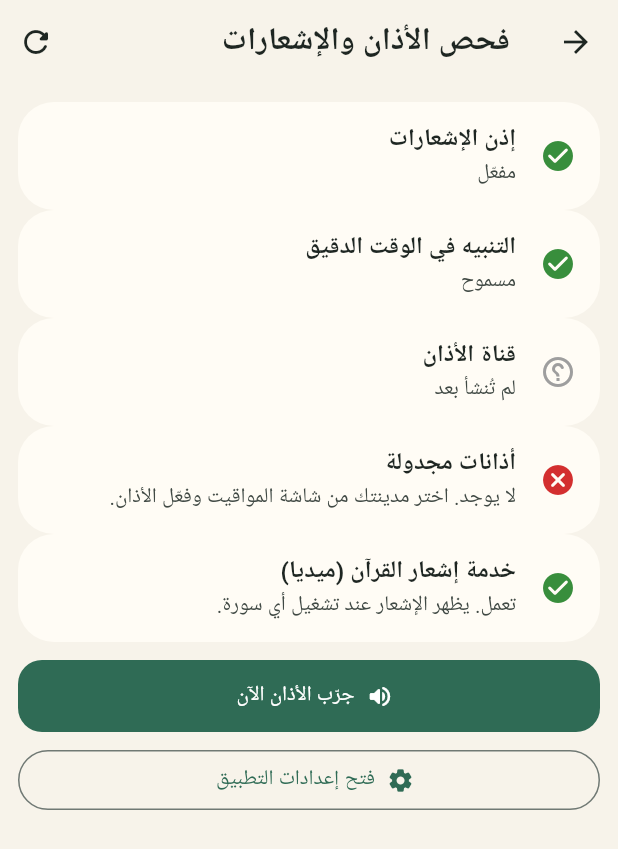
After one commit to dev-mohamed-abdalnabi/devx, a Flutter app: the NotificationCheckScreen screen opened directly, after a tap on "جرّب الأذان الآن", on a phone screen of 412 x 824 dp. The commit adds this screen. Shown: the top 849 px of the screen. Run offline on Flutter 3.47's test engine with Material 3 defaults, Android fonts, the phone set to English and light mode, and no system bars; our stand-ins replace flutter_compass, flutter_local_notifications, flutter_timezone, geolocator, google_mobile_ads, just_audio and 4 more; missing offline and left inert: just_audio_platform_interface; accounts and stored records are empty; Roboto replaces fonts that are missing (Tajawal).

Commit message:
Fix media notification artwork and adhan channel; add notification check screen

```diff
--- /dev/null
+++ b/lib/features/prayer/notification_check_screen.dart
@@ -0,0 +1,146 @@
+import 'package:flutter/material.dart';
+import 'package:geolocator/geolocator.dart';
+
+import '../../providers/notification_service.dart';
+import '../../providers/quran_audio_provider.dart';
+
+/// شاشة فحص بسيطة: تقول بالضبط لماذا لا يظهر إشعار الميديا أو لا يعمل الأذان.
+class NotificationCheckScreen extends StatefulWidget {
+  const NotificationCheckScreen({super.key});
+
+  @override
+  State<NotificationCheckScreen> createState() =>
+      _NotificationCheckScreenState();
+}
+
+class _NotificationCheckScreenState extends State<NotificationCheckScreen> {
+  late Future<NotificationStatus> _status = NotificationService.status();
+
+  void _refresh() => setState(() => _status = NotificationService.status());
+
+  Widget _row({
+    required bool? ok,
+    required String title,
+    required String detail,
+    Widget? action,
+  }) {
+    final color = ok == null
+        ? Colors.grey
+        : (ok ? Colors.green.shade700 : Colors.red.shade700);
+    return Card(
+      child: ListTile(
+        leading: Icon(
+          ok == null
+              ? Icons.help_outline_rounded
+              : (ok ? Icons.check_circle_rounded : Icons.cancel_rounded),
+          color: color,
+        ),
+        title: Text(title, style: const TextStyle(fontWeight: FontWeight.w700)),
+        subtitle: Text(detail),
+        trailing: action,
+        isThreeLine: detail.length > 60,
+      ),
+    );
+  }
+
+  @override
+  Widget build(BuildContext context) {
+    final mediaError = QuranAudioProvider.backgroundInitError;
+    return Scaffold(
+      appBar: AppBar(
+        title: const Text('فحص الأذان والإشعارات'),
+        actions: [
+          IconButton(
+            tooltip: 'تحديث',
+            icon: const Icon(Icons.refresh_rounded),
+            onPressed: _refresh,
+          ),
+        ],
+      ),
+      body: FutureBuilder<NotificationStatus>(
+        future: _status,
+        builder: (context, snap) {
+          if (!snap.hasData) {
+            return const Center(child: CircularProgressIndicator());
+          }
+          final s = snap.data!;
+          return ListView(
+            padding: const EdgeInsets.all(12),
+            children: [
+              _row(
+                ok: s.notificationsEnabled,
+                title: 'إذن الإشعارات',
+                detail: s.notificationsEnabled == false
+                    ? 'مغلق. بدونه لن يظهر إشعار الميديا ولن يعمل الأذان. افتح إعدادات التطبيق ← الإشعارات ← فعّلها.'
+                    : 'مفعّل',
+                action: s.notificationsEnabled == false
+                    ? TextButton(
+                        onPressed: () => Geolocator.openAppSettings(),
+                        child: const Text('الإعدادات'),
+                      )
+                    : null,
+              ),
+              _row(
+                ok: s.exactAlarms,
+                title: 'التنبيه في الوقت الدقيق',
+                detail: s.exactAlarms == false
+                    ? 'غير مسموح؛ قد يتأخر الأذان. اسمح بـ «المنبهات والتذكيرات».'
+                    : 'مسموح',
+                action: s.exactAlarms == false
+                    ? TextButton(
+                        onPressed: () async {
+                          await NotificationService.requestExactPermission();
+                          _refresh();
+                        },
+                        child: const Text('السماح'),
+                      )
+                    : null,
+              ),
+              _row(
+                ok: s.adhanChannel == null ? null : s.adhanChannel == 'مفعّلة',
+                title: 'قناة الأذان',
+                detail: s.adhanChannel ?? 'لم تُنشأ بعد',
+              ),
+              _row(
+                ok: s.pending > 0,
+                title: 'أذانات مجدولة',
+                detail: s.pending > 0
+                    ? '${s.pending} تنبيه في الانتظار'
+                    : 'لا يوجد. اختر مدينتك من شاشة المواقيت وفعّل الأذان.',
+              ),
+              _row(
+                ok: mediaError == null,
+                title: 'خدمة إشعار القرآن (ميديا)',
+                detail: mediaError == null
+                    ? 'تعمل. يظهر الإشعار عند تشغيل أي سورة.'
+                    : 'فشلت التهيئة: $mediaError',
+              ),
+              const SizedBox(height: 12),
+              FilledButton.icon(
+                onPressed: () async {
+                  try {
+                    await NotificationService.testAdhanNow();
+                  } catch (e) {
+                    if (context.mounted) {
+                      ScaffoldMessenger.of(context).showSnackBar(
+                        SnackBar(content: Text('تعذّر عرض الإشعار: $e')),
+                      );
+                    }
+                  }
+                },
+                icon: const Icon(Icons.volume_up_rounded),
+                label: const Text('جرّب الأذان الآن'),
+              ),
+              const SizedBox(height: 8),
+              OutlinedButton.icon(
+                onPressed: () => Geolocator.openAppSettings(),
+                icon: const Icon(Icons.settings_rounded),
+                label: const Text('فتح إعدادات التطبيق'),
+              ),
+            ],
+          );
+        },
+      ),
+    );
+  }
+}
--- a/lib/features/prayer/prayer_screen.dart
+++ b/lib/features/prayer/prayer_screen.dart
@@ -5,6 +5,7 @@ import '../../core/text_utils.dart';
 import '../../core/prayer_times.dart';
 import '../../providers/prayer_provider.dart';
 import 'city_picker_screen.dart';
+import 'notification_check_screen.dart';
 import 'qibla_screen.dart';
 import 'tick_builder.dart';
 import '../../widgets/app_ui.dart';
@@ -314,6 +315,15 @@ class _PrayerScreenState extends State<PrayerScreen> {
                     },
                   ),
                   const Divider(height: 1),
+                  ListTile(
+                    leading: const Icon(Icons.notifications_active_outlined),
+                    title: const Text('فحص الأذان والإشعارات'),
+                    subtitle: const Text('تجربة الصوت ومعرفة سبب عدم ظهور الإشعار'),
+                    trailing: const Icon(Icons.chevron_left),
+                    onTap: () => Navigator.of(context).push(MaterialPageRoute(
+                        builder: (_) => const NotificationCheckScreen())),
+                  ),
+                  const Divider(height: 1),
                   SwitchListTile(
                     secondary: const Icon(Icons.filter_2_outlined),
                     title: const Text('العصر بالمذهب الحنفي'),
--- a/lib/main.dart
+++ b/lib/main.dart
@@ -26,21 +26,17 @@ Future<void> main() async {
   final normalAudioPlatform = JustAudioPlatform.instance;
   try {
     await JustAudioBackground.init(
-      // قناة جديدة حتى لا يرث Android إعداد القناة القديمة العامة.
-      androidNotificationChannelId: 'com.azkarapp.quran_media_playback',
+      // قناة جديدة (v2) حتى لا يرث Android إعدادات القناة القديمة.
+      androidNotificationChannelId: 'com.azkarapp.quran_media_playback_v2',
       androidNotificationChannelName: 'تلاوة القرآن',
       androidNotificationChannelDescription: 'التحكم في تلاوة القرآن من الإشعارات',
-      // إعداد مستقر مع إبقاء الخدمة الخلفية وإشعار الوسائط عند التشغيل.
+      // الإعداد الموصى به في توثيق just_audio_background.
       androidNotificationOngoing: true,
-      androidShowNotificationBadge: true,
-      androidResumeOnClick: true,
-      androidNotificationClickStartsActivity: true,
-      androidStopForegroundOnPause: false,
       androidNotificationIcon: 'drawable/ic_stat_quran',
       notificationColor: const Color(0xFF2F6B55),
-      fastForwardInterval: const Duration(seconds: 10),
-      rewindInterval: const Duration(seconds: 10),
-      preloadArtwork: true,
+      // مهم: بدون تصغير تُرسل صورة الغلاف بحجمها الكامل فيرفض أندرويد الإشعار.
+      artDownscaleWidth: 256,
+      artDownscaleHeight: 256,
     );
   } catch (e) {
     // إذا فشلت خدمة الخلفية، أعد المشغل العادي حتى لا ينهار عند أول تشغيل،
--- a/lib/providers/notification_service.dart
+++ b/lib/providers/notification_service.dart
@@ -13,7 +13,9 @@ class NotificationService {
   static const _channelId = 'azkar_reminders';
   static const _channelName = 'تذكيرات الأذكار';
   static const _channelDesc = 'تذكيرات الأذكار والقرآن والتحديات في مواعيدها';
-  static const _adhanChannelId = 'adhan_times';
+  // قنوات أندرويد لا تتغير إعداداتها بعد إنشائها؛ لذلك معرّف جديد (v2) يضمن صوت الأذان.
+  static const _adhanChannelId = 'adhan_times_v2';
+  static const _oldAdhanChannelId = 'adhan_times';
 
   static AndroidFlutterLocalNotificationsPlugin? get _android =>
       _plugin.resolvePlatformSpecificImplementation<
@@ -39,6 +41,9 @@ class NotificationService {
         description: _channelDesc,
         importance: Importance.high,
       ));
+    } catch (_) {}
+    try {
+      await _android?.deleteNotificationChannel(_oldAdhanChannelId);
     } catch (_) {}
     try {
       await _android?.createNotificationChannel(const AndroidNotificationChannel(
@@ -112,6 +117,48 @@ class NotificationService {
           builder: (_) =>
               AdhanScreen(prayerName: prayer.isEmpty ? 'الصلاة' : prayer)));
     });
+  }
+
+  /// يعرض إشعار الأذان فورًا بنفس القناة والصوت المستخدمين في الجدولة.
+  static Future<void> testAdhanNow() async {
+    await _plugin.show(
+      999998,
+      'تجربة الأذان',
+      'إذا سمعت الأذان فالإشعار والصوت يعملان',
+      _adhanDetails('إذا سمعت الأذان فالإشعار والصوت يعملان'),
+      payload: 'adhan:الصلاة',
+    );
+  }
+
+  /// حالة الإشعارات لعرضها في شاشة الفحص.
+  static Future<NotificationStatus> status() async {
+    bool? enabled;
+    bool? exact;
+    String? adhanChannel;
+    try {
+      enabled = await _android?.areNotificationsEnabled();
+    } catch (_) {}
+    try {
+      exact = await _android?.canScheduleExactNotifications();
+    } catch (_) {}
+    try {
+      final channels = await _android?.getNotificationChannels();
+      final ch = channels?.where((c) => c.id == _adhanChannelId);
+      if (ch != null && ch.isNotEmpty) {
+        final c = ch.first;
+        adhanChannel = c.importance.value == 0
+            ? 'مغلقة من إعدادات النظام'
+            : (c.importance.value >= Importance.high.value
+                ? 'مفعّلة'
+                : 'أهميتها منخفضة (قد لا يُسمع الصوت)');
+      }
+    } catch (_) {}
+    return NotificationStatus(
+      notificationsEnabled: enabled,
+      exactAlarms: exact,
+      adhanChannel: adhanChannel,
+      pending: await pendingCount(),
+    );
   }
 
   static Future<void> showTest() async {
@@ -283,3 +330,16 @@ class NotificationService {
 
   static Future<void> cancelAll() => _plugin.cancelAll();
 }
+
+class NotificationStatus {
+  final bool? notificationsEnabled;
+  final bool? exactAlarms;
+  final String? adhanChannel;
+  final int pending;
+  const NotificationStatus({
+    required this.notificationsEnabled,
+    required this.exactAlarms,
+    required this.adhanChannel,
+    required this.pending,
+  });
+}
--- a/lib/providers/quran_audio_provider.dart
+++ b/lib/providers/quran_audio_provider.dart
@@ -380,10 +380,10 @@ class QuranAudioProvider extends ChangeNotifier {
     if (_artUri != null) return _artUri;
     try {
       final root = await getApplicationSupportDirectory();
-      final file = File('${root.path}/quran_audio/artwork.png');
+      final file = File('${root.path}/quran_audio/artwork_256.png');
       if (!await file.exists()) {
         await file.parent.create(recursive: true);
-        final data = await rootBundle.load('assets/brand/app_icon.png');
+        final data = await rootBundle.load('assets/brand/notification_art.png');
         await file.writeAsBytes(data.buffer.asUint8List(data.offsetInBytes, data.lengthInBytes), flush: true);
       }
       return _artUri = Uri.file(file.path);
--- a/pubspec.yaml
+++ b/pubspec.yaml
@@ -41,6 +41,7 @@ flutter:
     - assets/data/quran.json
     - assets/data/challenges.json
     - assets/brand/app_icon.png
+    - assets/brand/notification_art.png
   fonts:
     - family: Tajawal
       fonts:
```
Also changed, not shown: assets/brand/notification_art.png (added), 1 other file.
